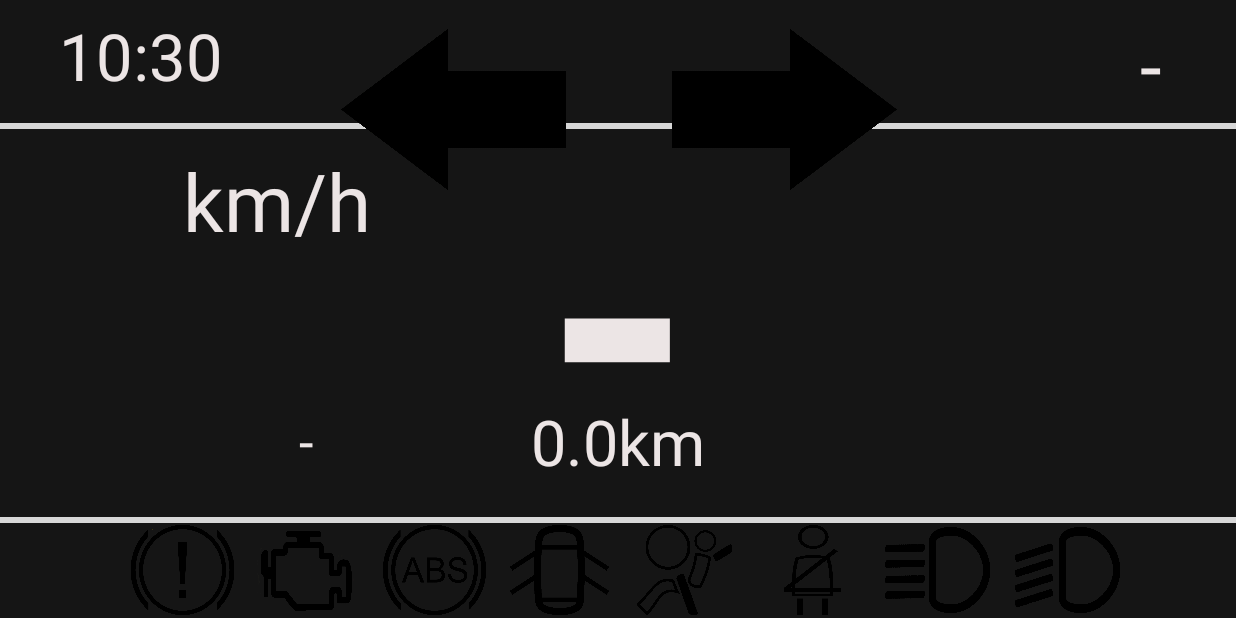
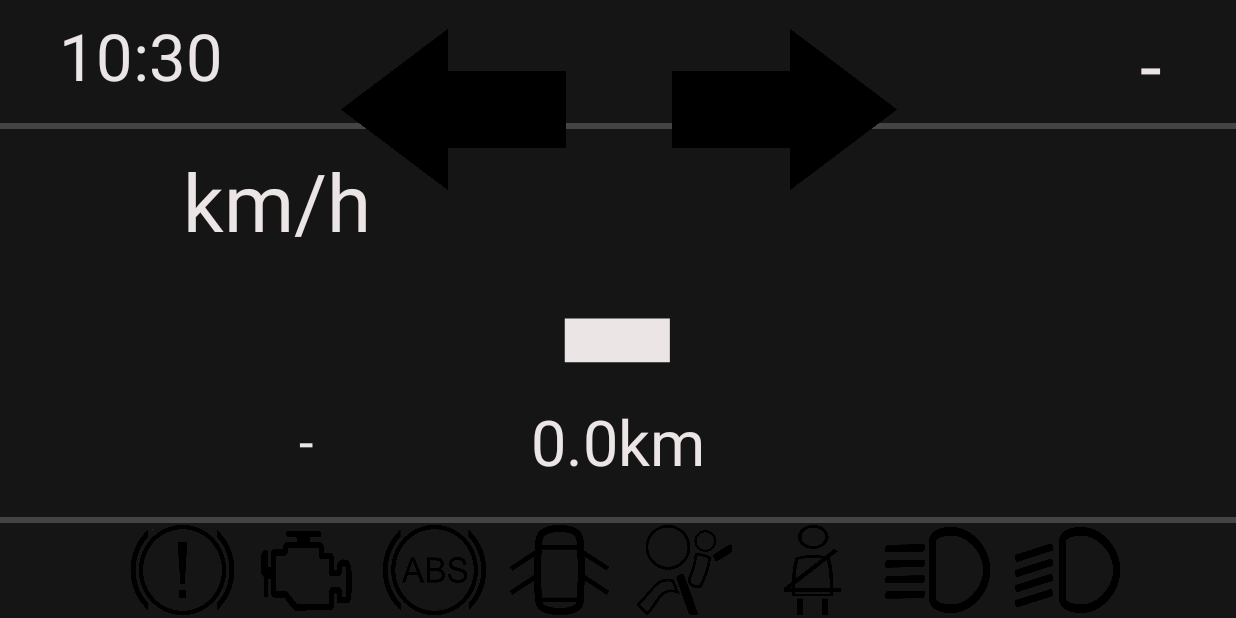
Before and after one commit to rishabh-bhatia/World-Solar-Challenge, an Android app: the screen it shows after launch (MainActivity), on a phone screen of 824 x 412 dp (held sideways). Run offline under Robolectric (Android 15) with nearby library versions, the phone set to English and light mode, and no system bars; libraries missing offline, so code that uses them is left out: com.github.nkzawa.emitter, com.github.nkzawa.socketio; 1 statement that could not run was skipped.

Commit message:
Color optimisations

```diff
--- a/HUDSquad1/app/src/main/res/layout/activity_main.xml
+++ b/HUDSquad1/app/src/main/res/layout/activity_main.xml
@@ -63,8 +63,8 @@
         android:layout_height="4dp"
         android:layout_marginTop="8dp"
         android:layout_marginBottom="8dp"
-        android:background="#D7D7D7"
-        android:foregroundTint="#D7D7D7"
+        android:background="#444444"
+        android:foregroundTint="#444444"
         android:visibility="visible"
         app:layout_constraintBottom_toBottomOf="parent"
         app:layout_constraintTop_toTopOf="parent"
@@ -234,8 +234,8 @@
         android:layout_height="4dp"
         android:layout_marginTop="8dp"
         android:layout_marginBottom="8dp"
-        android:background="#D7D7D7"
-        android:foregroundTint="#D7D7D7"
+        android:background="#444444"
+        android:foregroundTint="#444444"
         android:visibility="visible"
         app:layout_constraintBottom_toBottomOf="parent"
         app:layout_constraintTop_toTopOf="parent"
```
Also changed, not shown: HUDSquad1/app/src/main/res/layout/activity_analog.xml (+4 -4 lines), HUDSquad1/app/src/main/res/layout/activity_battery.xml (+4 -4 lines).
